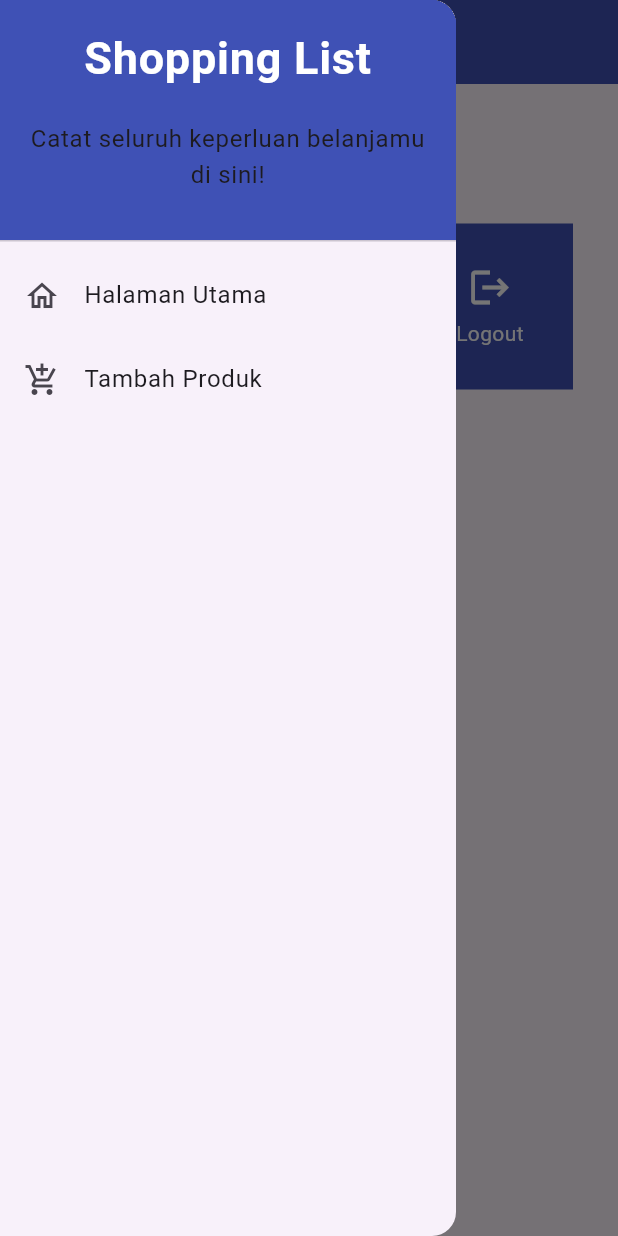
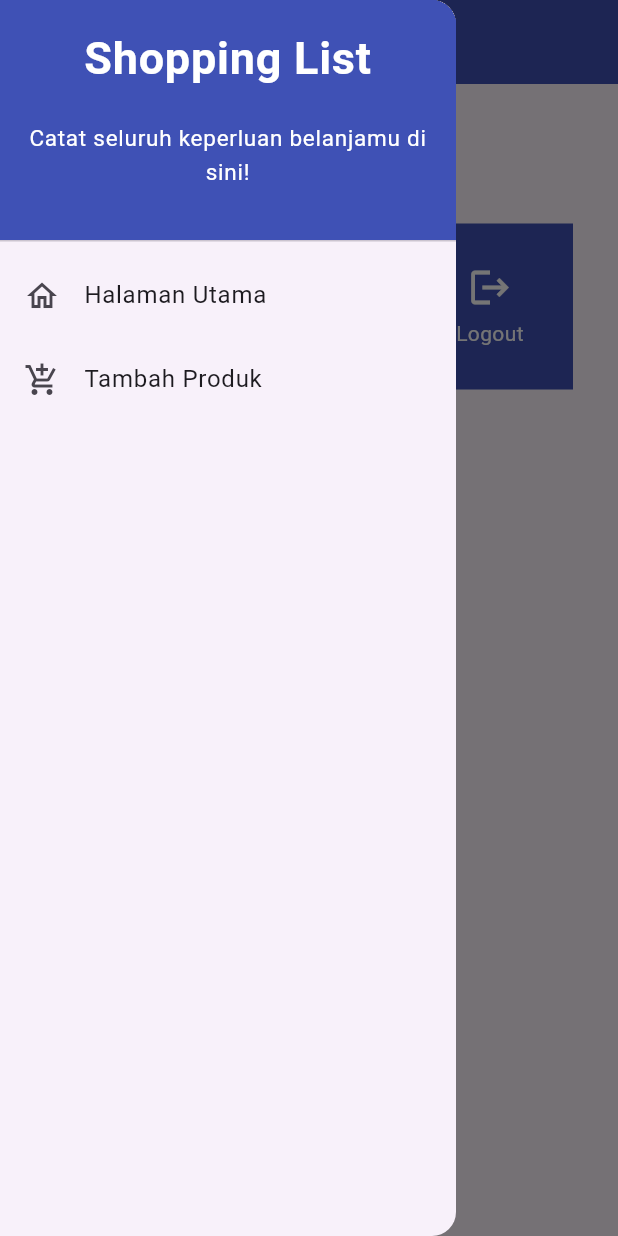
Before and after one commit to Nsyay/shopping-list-mobile, a Flutter app: the screen it shows after launch, with the side drawer open, on a phone screen of 412 x 824 dp. Run offline on Flutter 3.47's test engine with Material 2 defaults, Android fonts, the phone set to English and light mode, and no system bars.

Commit message:
revisi tutorial 7

```diff
--- a/lib/widgets/left_drawer.dart
+++ b/lib/widgets/left_drawer.dart
@@ -29,6 +29,10 @@ class LeftDrawer extends StatelessWidget {
                   Padding(padding: EdgeInsets.all(10)),
                   Text("Catat seluruh keperluan belanjamu di sini!",
                       textAlign: TextAlign.center,
+                      style: TextStyle(
+                        fontSize: 15,
+                        color: Colors.white,
+                      ),
                   ),
                 ],
               ),
```
Also changed, not shown: lib/widgets/shop_card.dart (line endings or trailing spaces).
